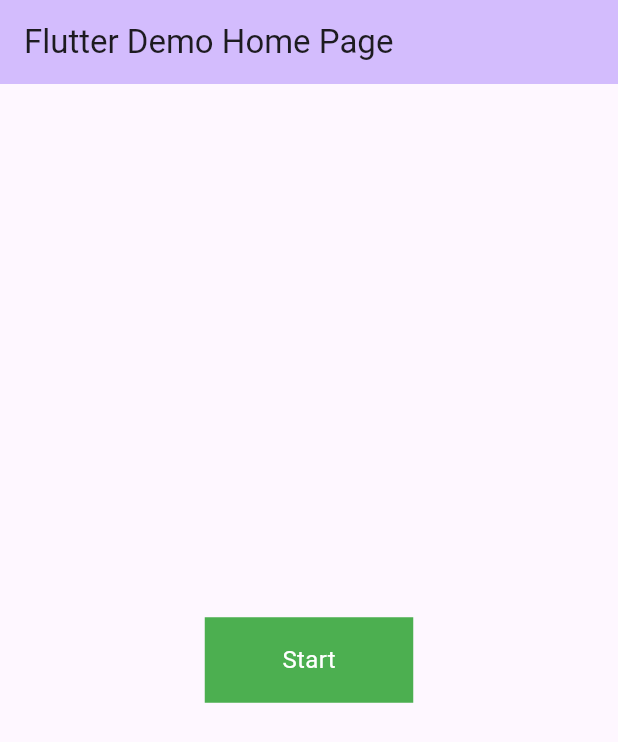
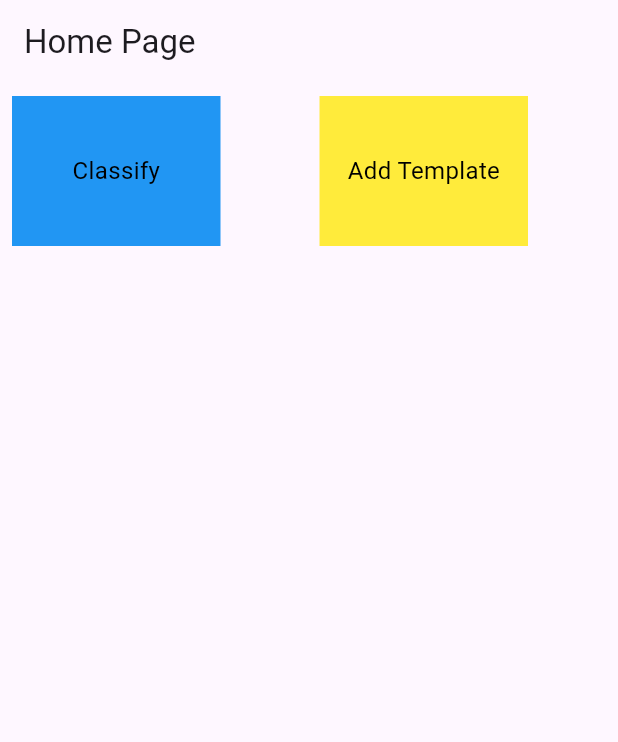
Before and after one commit to FaridaYasserYoussef/accelerometer, a Flutter app: the screen it shows after launch, on a phone screen of 412 x 824 dp. Shown: the top 742 px of the screen. Run offline on Flutter 3.47's test engine with Material 2 defaults, Android fonts, the phone set to English and light mode, and no system bars; our stand-ins replace fluttertoast, sensors_plus.

Commit message:
second_commit

```diff
--- /dev/null
+++ b/lib/Home_page.dart
@@ -0,0 +1,81 @@
+import 'package:accelerometer_app/add_template.dart';
+import 'package:accelerometer_app/classify_page.dart';
+import 'package:flutter/cupertino.dart';
+import 'package:flutter/material.dart';
+
+class HomePage extends StatelessWidget {
+  const HomePage({Key? key}) : super(key: key);
+
+  @override
+  Widget build(BuildContext context) {
+    return Scaffold(
+      appBar: AppBar(
+        title: Text("Home Page"),
+      ),
+      body: Row(
+
+        children: [
+          Padding(
+            padding: const EdgeInsets.all(8.0),
+            child: Material(
+              color: Colors.blue,
+              child: Container(
+                width: 139,
+                height: 100,
+                decoration: BoxDecoration(
+                  borderRadius: BorderRadius.circular(30),
+
+                ),
+                child: InkWell(
+                  borderRadius: BorderRadius.circular(30),
+                  onTap: (){
+                   Navigator.of(context).push(MaterialPageRoute(builder: (context) => ClassifyPage(title: "Classify Page"),));
+                  },
+                  child: Padding(
+                    padding: const EdgeInsets.all(17.0),
+                    child: Center(
+                      child: Text("Classify",
+                        style: TextStyle(color: Colors.black, fontSize: 16),
+                      ),
+                    ),
+                  ),
+                ),
+              ),
+            ),
+          ),
+          SizedBox(width: 50,),
+          Padding(
+            padding: const EdgeInsets.all(8.0),
+            child: Material(
+              color: Colors.yellow,
+              child: Container(
+                height: 100,
+                width: 139,
+                decoration: BoxDecoration(
+                  borderRadius: BorderRadius.circular(30),
+
+                ),
+                child: InkWell(
+                  borderRadius: BorderRadius.circular(30),
+                  onTap: (){
+                    Navigator.of(context).push(MaterialPageRoute(builder: (context) => AddTemplate(),));
+
+                  },
+                  child: Padding(
+                    padding: const EdgeInsets.all(17.0),
+                    child: Center(
+                      child: Text( "Add Template",
+                        style: TextStyle(color: Colors.black, fontSize: 16),
+                      ),
+                    ),
+                  ),
+                ),
+              ),
+            ),
+          )
+        ],
+
+      )
+    );
+  }
+}
--- a/lib/main.dart
+++ b/lib/main.dart
@@ -1,4 +1,5 @@
-import 'package:accelerometer_app/main_page.dart';
+import 'package:accelerometer_app/Home_page.dart';
+import 'package:accelerometer_app/classify_page.dart';
 import 'package:flutter/material.dart';
 
 void main() {
@@ -18,7 +19,7 @@ class MyApp extends StatelessWidget {
         colorScheme: ColorScheme.fromSeed(seedColor: Colors.deepPurple),
         useMaterial3: true,
       ),
-      home: const MyHomePage(title: 'Flutter Demo Home Page'),
+      home: const HomePage(),
     );
   }
 }
--- a/pubspec.yaml
+++ b/pubspec.yaml
@@ -36,6 +36,8 @@ dependencies:
   # Use with the CupertinoIcons class for iOS style icons.
   cupertino_icons: ^1.0.2
   sensors_plus: ^3.1.0
+  http: ^1.1.0
+  fluttertoast: ^8.2.2
 
 dev_dependencies:
   flutter_test:
```
Also changed, not shown: lib/add_template.dart (added, +133 -0 lines), lib/api_connection/api_connection.dart (added, +11 -0 lines), lib/classify_page.dart (renamed from lib/main_page.dart, +56 -9 lines), pubspec.lock.
